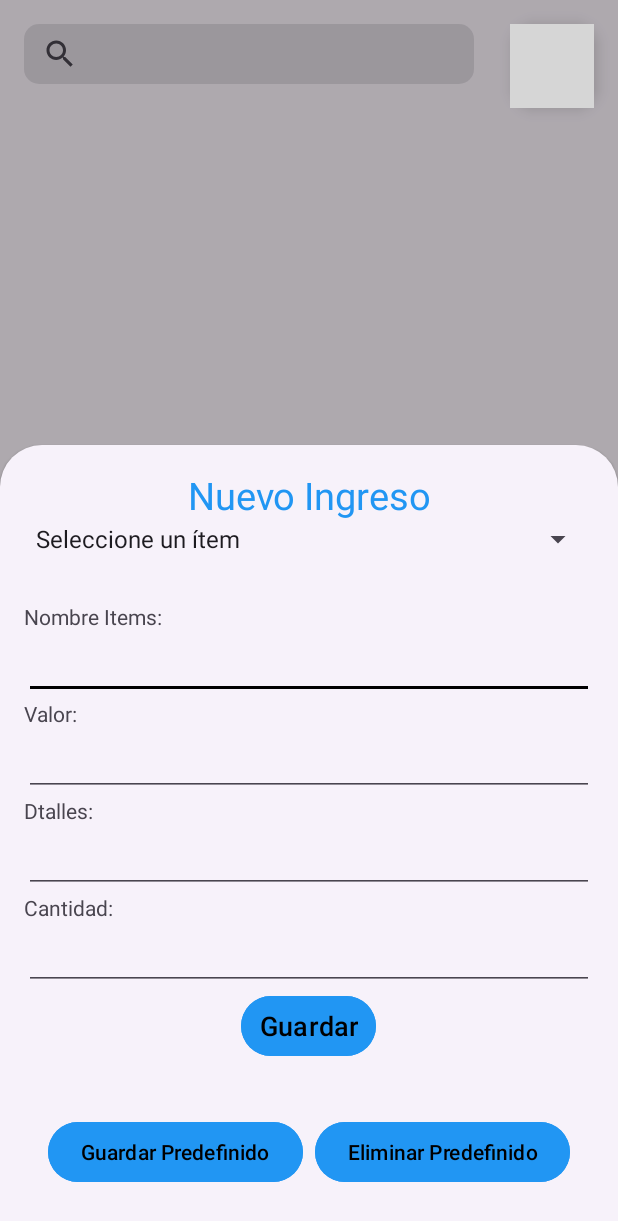
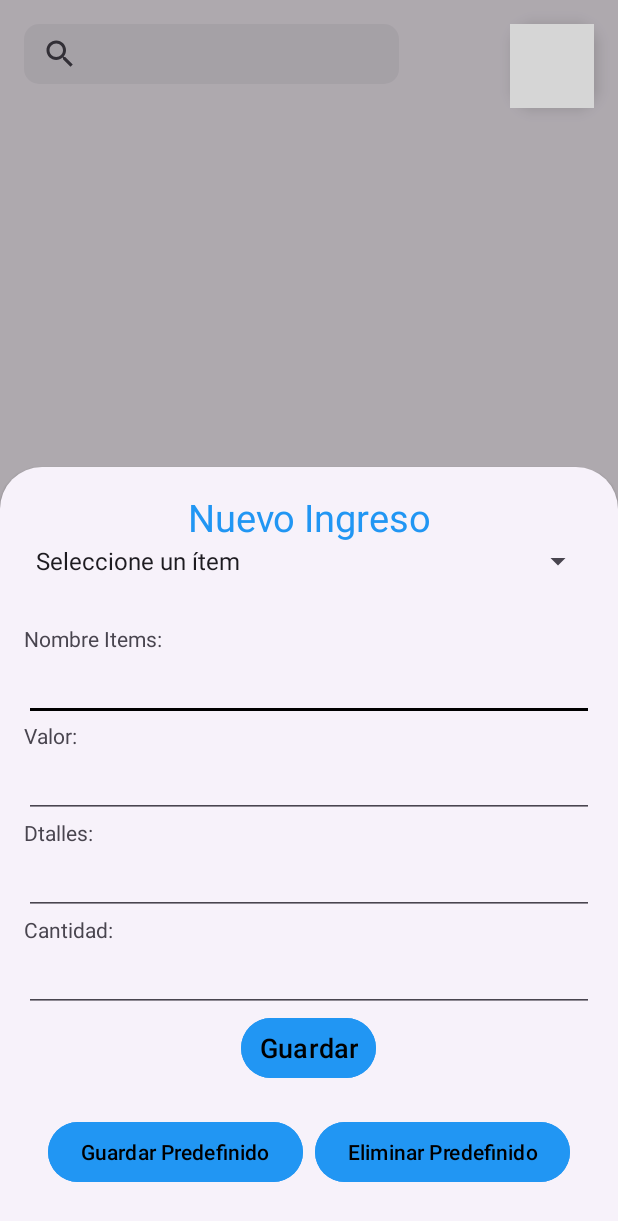
Before and after one commit to CreativeMB/Tienda_Control, an Android app: the fragment IngresoDialogFragment placed in its activity, on a phone screen of 412 x 824 dp. Shown: the top 1221 px of the screen. Run offline under Robolectric (Android 15) with nearby library versions, the phone set to English and light mode, and no system bars; our stand-ins replace Firebase (no records; nobody signed in at launch, a user with empty details on screens opened directly), Picasso; pictures from the network do not load; grey boxes are pictures that could not be loaded.

Commit message:
funcionalidades Aplicación Autenticación de Usuario(firebase) Gestión de Productos (Crear, Leer, Actualizar, Eliminar) Gestión de Pedidos (gestionamos los valores negativo positivos y lo mostramos en pantalla) Operaciones CRUD SQLite(matemáticas en la base de datos) Diseño y Usabilidad (super agil y liviana) Documentación y Comentarios (archivo y video de presentación) Exportación de base de datos .db (carpeta Descargas) Importación de base de datos .db (carpeta Descargas del movil) Exportación de base de datos a Excel Activity Perfil de usuario con (firebase personalizado) Buscador de Items dentro de la base de datos menu diálogo layou egreso total layou ingreso total creacion de codigo de acceso personalizado para que no use login agregar items personalizados para usar de forma recurrente

```diff
--- a/app/src/main/res/drawable/searchview_backgroun.xml
+++ b/app/src/main/res/drawable/searchview_backgroun.xml
@@ -1,5 +1,5 @@
 <?xml version="1.0" encoding="utf-8"?>
 <shape xmlns:android="http://schemas.android.com/apk/res/android">
-    <solid android:color="#1B000000"/> <!-- Color negro semitransparente -->
+    <solid android:color="#0C000000"/> <!-- Color negro semitransparente -->
     <corners android:radius="10dp"/> <!-- Bordes redondeados -->
 </shape>
--- a/app/src/main/res/layout/activity_main.xml
+++ b/app/src/main/res/layout/activity_main.xml
@@ -10,34 +10,21 @@
         android:layout_height="match_parent"
         android:orientation="vertical">
 
-        <android.widget.SearchView
-            android:id="@+id/txtBuscar"
-            android:layout_width="300dp"
-            android:layout_height="40dp"
-            android:layout_marginStart="16dp"
-            android:layout_marginTop="16dp"
-            android:background="@drawable/searchview_backgroun"
-            app:queryHint="Nombre del ítem"
-            app:iconifiedByDefault="false"
-            app:closeIcon="@drawable/baseline_search_24"
-            app:searchIcon="@drawable/baseline_search_24"
-            app:submitBackground="@android:color/transparent"
-            app:queryBackground="@android:color/transparent"/>
-
-        <View
-            android:layout_width="match_parent"
-            android:layout_height="10dp" />
 
         <androidx.recyclerview.widget.RecyclerView
             android:id="@+id/listaVentas"
             android:layout_width="match_parent"
             android:layout_height="0dp"
             android:layout_weight="1" />
+
+
+
         <LinearLayout
             android:layout_width="match_parent"
             android:layout_height="wrap_content"
             android:orientation="horizontal"
             android:padding="0dp">
+
             <TextView
                 android:id="@+id/textVenta"
                 android:layout_width="0dp"
@@ -105,7 +92,18 @@
                 android:textColor="#BA1735"
                 android:textSize="18sp" />
         </LinearLayout>
+
     </LinearLayout>
+
+
+    <android.widget.SearchView
+        android:id="@+id/txtBuscar"
+        android:layout_width="250dp"
+        android:layout_height="40dp"
+        android:layout_marginStart="16dp"
+        android:layout_marginTop="16dp"
+        android:background="@drawable/searchview_backgroun"/>
+
 
     <!-- FloatingActionButton superpuesto -->
     <com.google.android.material.floatingactionbutton.FloatingActionButton
--- a/app/src/main/res/layout/egreso.xml
+++ b/app/src/main/res/layout/egreso.xml
@@ -104,7 +104,7 @@
 
             <View
                 android:layout_width="match_parent"
-                android:layout_height="20dp" />
+                android:layout_height="5dp" />
 
 
             <LinearLayout
--- a/app/src/main/res/layout/ingreso.xml
+++ b/app/src/main/res/layout/ingreso.xml
@@ -101,7 +101,7 @@
                 android:textSize="18sp" />
             <View
                 android:layout_width="match_parent"
-                android:layout_height="20dp" />
+                android:layout_height="5dp" />
 
 
             <LinearLayout
```
